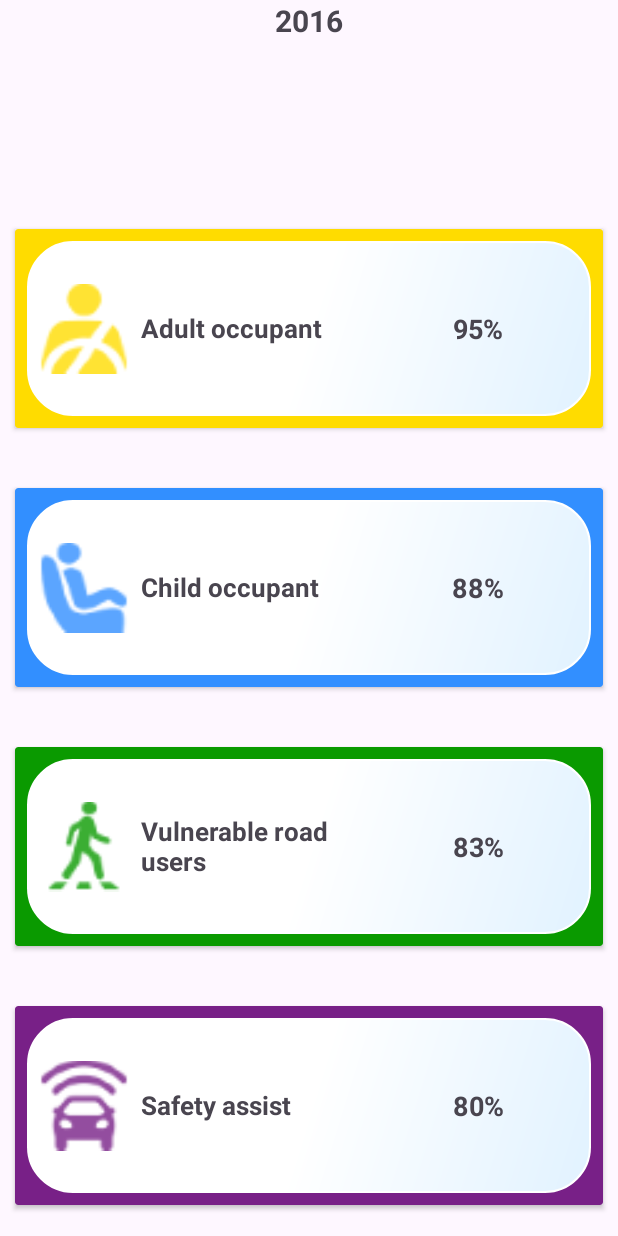
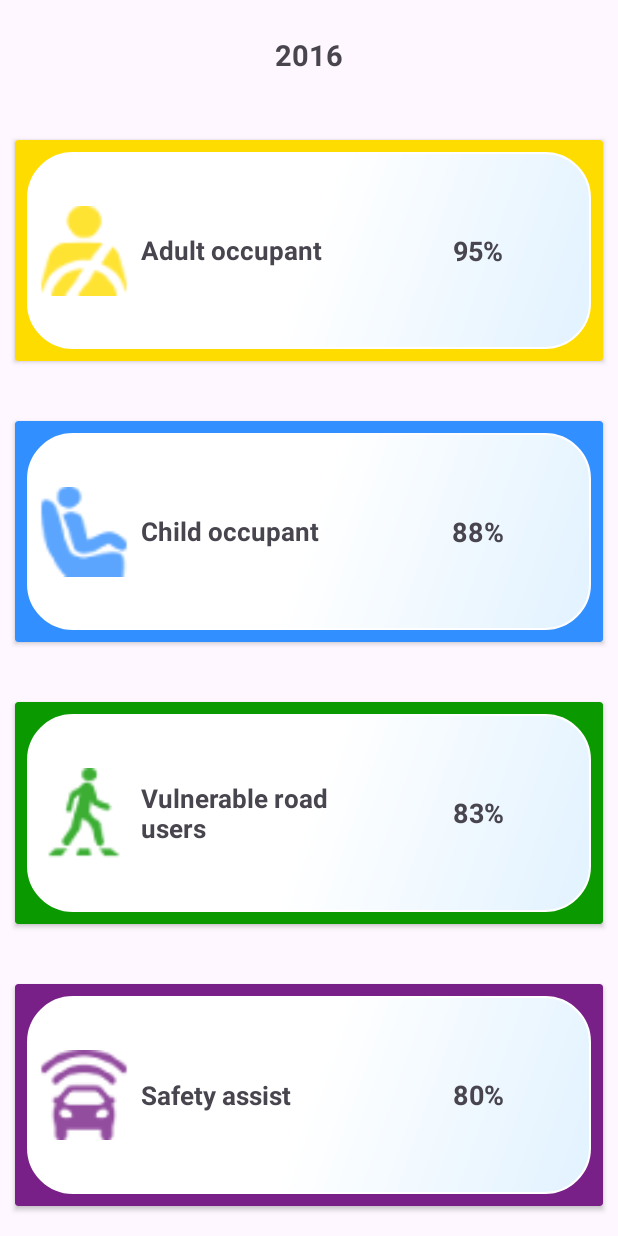
Before and after one commit to 2Dan3/DriverUnion, an Android app: the layout safety_specs.xml on its own in the app's theme, with its tools: preview values and no code run, on a phone screen of 412 x 824 dp. Run offline under Robolectric (Android 15) with nearby library versions, the phone set to English and light mode, and no system bars.

Commit message:
Bugfix UI Safety Ratings Details

```diff
--- a/app/src/main/java/com/du/driverunison/DialogSafetySpecs.java
+++ b/app/src/main/java/com/du/driverunison/DialogSafetySpecs.java
@@ -62,7 +62,7 @@ public class DialogSafetySpecs extends Dialog{
         TextView tvVulnerableSafety = view.findViewById(R.id.tv_vulnerable_safety);
         TextView tvActiveSafety = view.findViewById(R.id.tv_active_safety);
 
-        tvYearOfTesting.setText(String.valueOf(safetySpecs.getEvalYear()));
+        tvYearOfTesting.setText(String.format("%d %s", safetySpecs.getEvalYear(), "Safety Ratings"));
         tvAdultSafety.setText(String.format("%d%s", safetySpecs.getAdultOccupant(), "%"));
         tvChildSafety.setText(String.format("%d%s", safetySpecs.getChildOccupant(), "%"));
         tvVulnerableSafety.setText(String.format("%d%s", safetySpecs.getVulnerableRoadUsers(), "%"));
--- a/app/src/main/res/layout/safety_specs.xml
+++ b/app/src/main/res/layout/safety_specs.xml
@@ -7,11 +7,12 @@
     android:layout_height="match_parent">
     <TextView
         android:id="@+id/tv_eval_year"
-        android:layout_width="wrap_content"
+        android:gravity="center"
+        android:layout_width="match_parent"
         android:layout_height="0dp"
-        android:layout_weight=".1"
+        android:layout_weight=".05"
         android:textStyle="bold"
-        android:textSize="20sp"
+        android:textSize="19sp"
         android:text="2016"/>
 
     <androidx.cardview.widget.CardView
```
Also changed, not shown: app/src/main/java/com/du/driverunison/CarDetailedFragment.java (+6 -15 lines).
